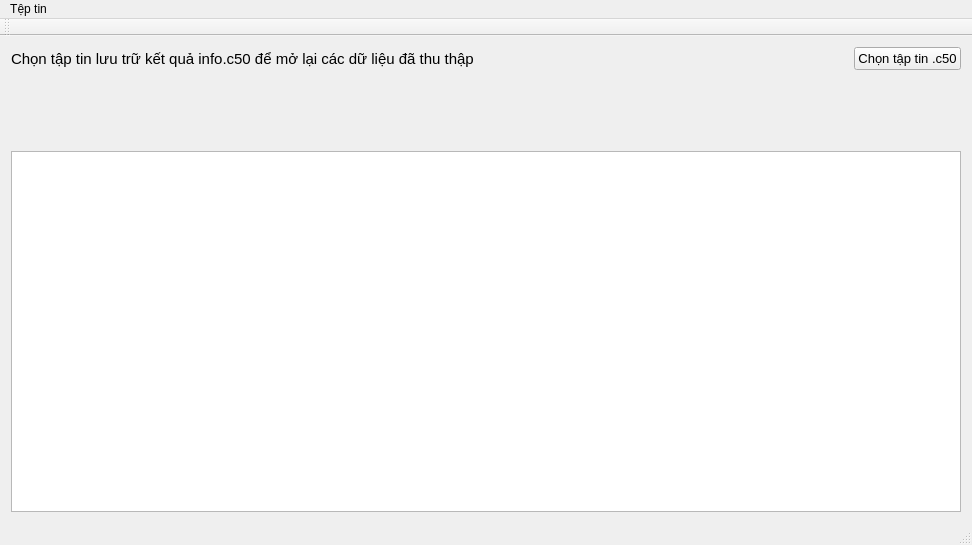
Qt form mainwindow.ui (jindojojin/Analyst) before a commit.
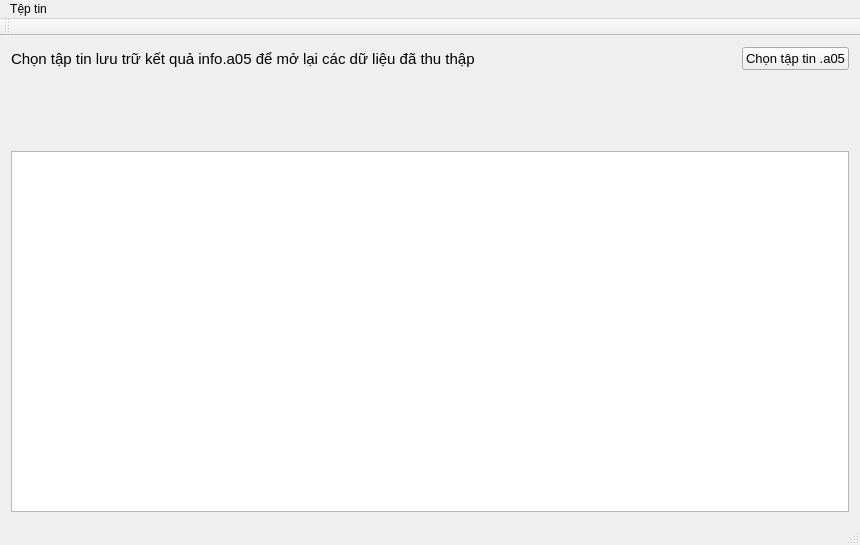
The same form after that commit.

```diff
--- a/mainwindow.ui
+++ b/mainwindow.ui
@@ -6,7 +6,7 @@
    <rect>
     <x>0</x>
     <y>0</y>
-    <width>972</width>
+    <width>860</width>
     <height>545</height>
    </rect>
   </property>
@@ -32,7 +32,7 @@
        </font>
       </property>
       <property name="text">
-       <string>Chọn tập tin lưu trữ kết quả info.c50 để mở lại các dữ liệu đã thu thập</string>
+       <string>Chọn tập tin lưu trữ kết quả info.a05 để mở lại các dữ liệu đã thu thập</string>
       </property>
      </widget>
     </item>
@@ -83,7 +83,7 @@
        </font>
       </property>
       <property name="text">
-       <string>Chọn tập tin .c50</string>
+       <string>Chọn tập tin .a05</string>
       </property>
      </widget>
     </item>
@@ -107,7 +107,7 @@
     <rect>
      <x>0</x>
      <y>0</y>
-     <width>972</width>
+     <width>860</width>
      <height>25</height>
     </rect>
    </property>
```
Left out of the diff: 2 changed lines with no effect on the pictures.
